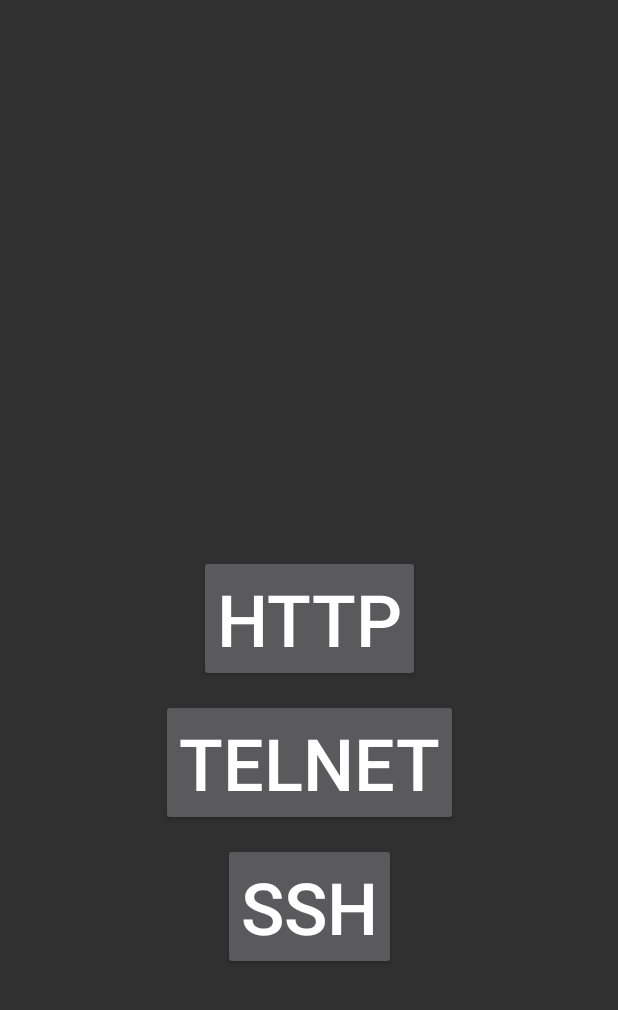
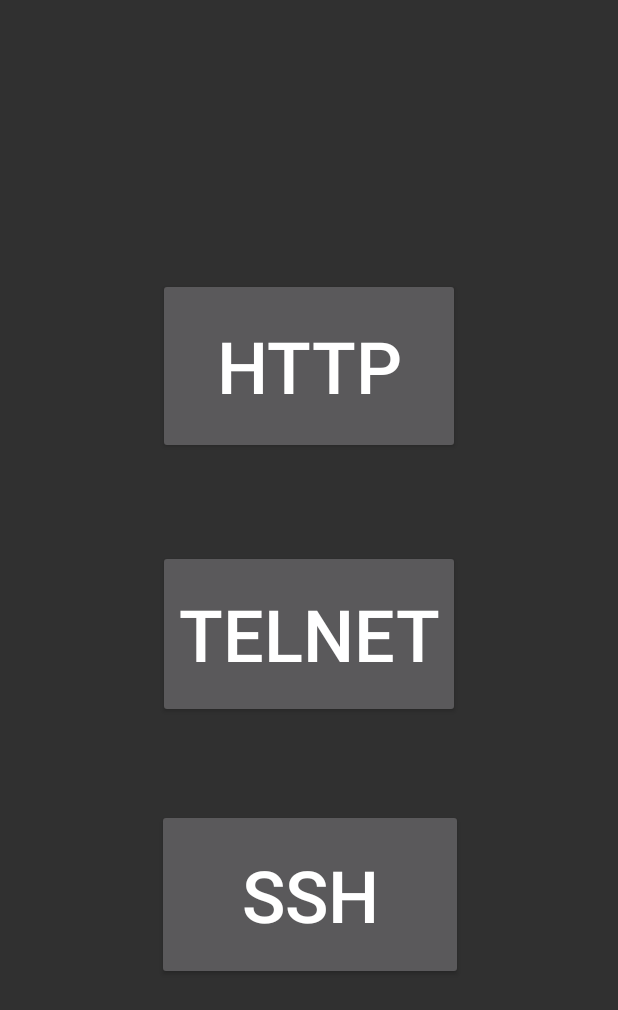
Before and after one commit to milclo39/QtTools, an Android app: the screen it shows after launch (MainActivity), on a phone screen of 412 x 824 dp. Shown: the top 1010 px of the screen. Run offline under Robolectric (Android 15) with nearby library versions, the light colour scheme and no system bars.

Commit message:
プロトコル動作確認

```diff
--- a/sample_p/app/src/main/java/com/example/sample_p/MainActivity.java
+++ b/sample_p/app/src/main/java/com/example/sample_p/MainActivity.java
@@ -11,6 +11,11 @@ public class MainActivity extends AppCompatActivity {
     HttpRequestAsync http = null;
     TelnetConnector telnet = null;
     SSHConnector ssh = null;
+    String strUser;
+    String strHost;
+    Integer nPort;
+    String strPass;
+    String strCommand;
 
     @Override
     protected void onCreate(Bundle savedInstanceState) {
@@ -37,11 +42,13 @@ public class MainActivity extends AppCompatActivity {
         btnSSH.setOnClickListener(new View.OnClickListener(){
             @Override
             public void onClick(View v){
-                try {
-                    ssh = new SSHConnector("192.168.1.99","pino","",22);
-                    ssh.execute("test");
-                } catch (Exception e) {
-                }
+                strUser = "muchida";
+                strHost = "192.168.1.126";
+                nPort = 22;
+                strPass = "Th12040228";
+                strCommand = "ipconfig";
+                setSSHAsync();
+                ssh.execute();
             }
         });
     }
@@ -52,6 +59,9 @@ public class MainActivity extends AppCompatActivity {
     private void setTelnetAsync(){
         telnet = new TelnetConnector(this);
     }
+    private void setSSHAsync(){
+        ssh = new SSHConnector(this);
+    }
 
     public void showToast (String result){
         Toast.makeText(this, result, Toast.LENGTH_LONG).show();
--- a/sample_p/app/src/main/res/layout/activity_main.xml
+++ b/sample_p/app/src/main/res/layout/activity_main.xml
@@ -8,32 +8,32 @@
 
     <Button
         android:id="@+id/btnHttp"
-        android:layout_width="wrap_content"
-        android:layout_height="wrap_content"
+        android:layout_width="201dp"
+        android:layout_height="117dp"
         android:text="http"
         android:textSize="48sp"
         app:layout_constraintBottom_toBottomOf="parent"
         app:layout_constraintEnd_toEndOf="parent"
         app:layout_constraintStart_toStartOf="parent"
-        app:layout_constraintTop_toTopOf="parent" />
+        app:layout_constraintTop_toTopOf="parent"
+        app:layout_constraintVertical_bias="0.262" />
 
     <Button
         android:id="@+id/btnTelnet"
-        android:layout_width="wrap_content"
-        android:layout_height="wrap_content"
+        android:layout_width="201dp"
+        android:layout_height="112dp"
         android:text="telnet"
         android:textSize="48sp"
         app:layout_constraintBottom_toBottomOf="parent"
         app:layout_constraintEnd_toEndOf="parent"
-        app:layout_constraintHorizontal_bias="0.501"
         app:layout_constraintStart_toStartOf="parent"
         app:layout_constraintTop_toTopOf="parent"
-        app:layout_constraintVertical_bias="0.63" />
+        app:layout_constraintVertical_bias="0.515" />
 
     <Button
         android:id="@+id/btnSSH"
-        android:layout_width="wrap_content"
-        android:layout_height="wrap_content"
+        android:layout_width="204dp"
+        android:layout_height="114dp"
         android:text="ssh"
         android:textSize="48sp"
         app:layout_constraintBottom_toBottomOf="parent"
--- a/sample_p/settings.gradle
+++ b/sample_p/settings.gradle
@@ -1,2 +1,2 @@
 include ':app'
-rootProject.name = "tootnyoapplication"
+rootProject.name = "sample_p"
```
Also changed, not shown: sample_p/app/src/main/java/com/example/sample_p/HttpRequestAsync.java (+10 -22 lines), sample_p/app/src/main/java/com/example/sample_p/SSHConnector.java (+43 -39 lines), sample_p/app/src/main/java/com/example/sample_p/TelnetConnector.java (+11 -59 lines).
